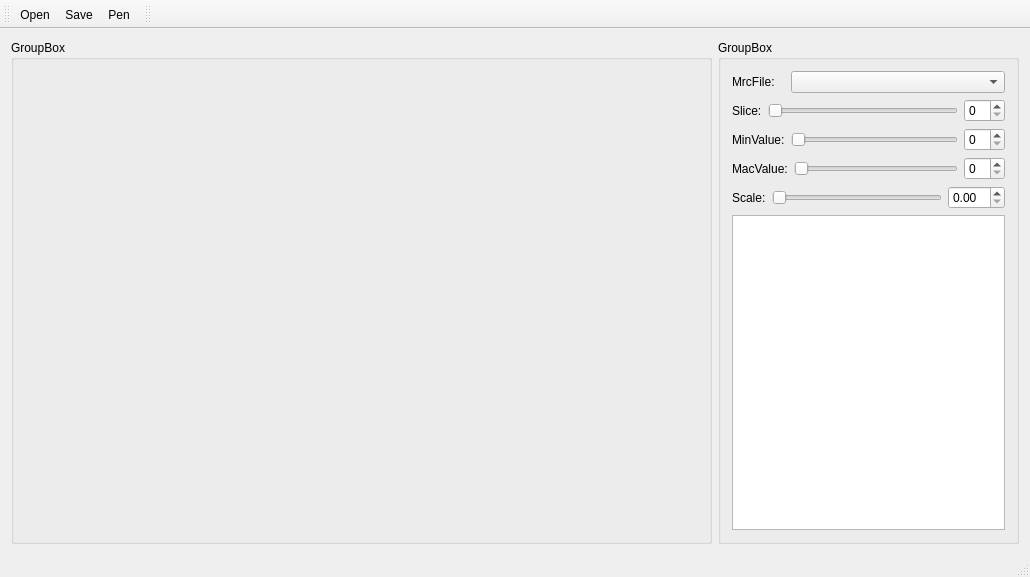
First picture: the form in mainwindow.ui, repository yslib/EMExplorer, before the edit.
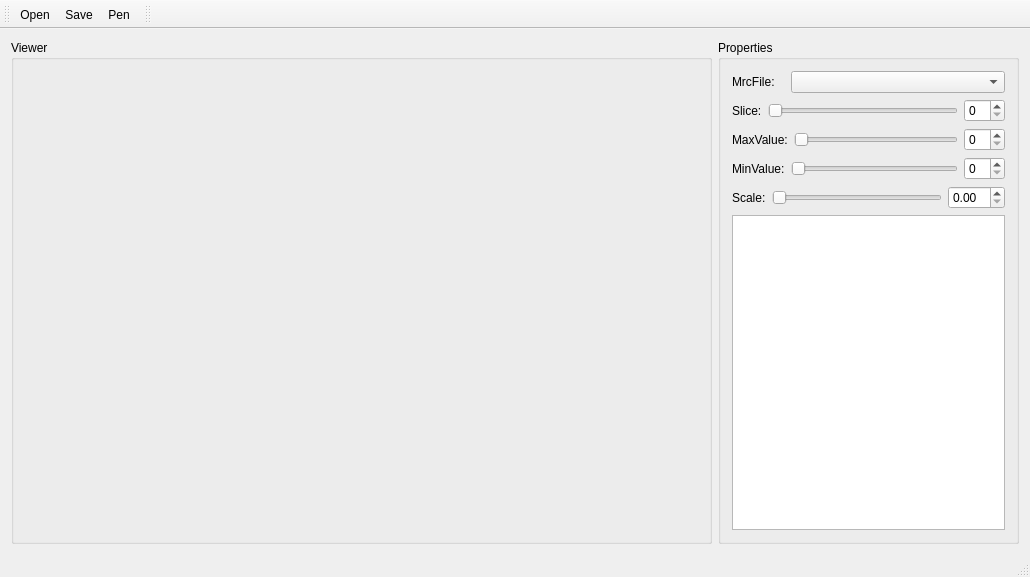
Second picture: the form after the edit.

```diff
--- a/mainwindow.ui
+++ b/mainwindow.ui
@@ -10,6 +10,12 @@
     <height>577</height>
    </rect>
   </property>
+  <property name="sizePolicy">
+   <sizepolicy hsizetype="Preferred" vsizetype="Preferred">
+    <horstretch>0</horstretch>
+    <verstretch>0</verstretch>
+   </sizepolicy>
+  </property>
   <property name="windowTitle">
    <string>MainWindow</string>
   </property>
@@ -18,16 +24,19 @@
     <item row="0" column="0">
      <layout class="QHBoxLayout" name="horizontalLayout" stretch="7,3">
       <item>
-       <widget class="QGroupBox" name="groupBox">
+       <widget class="QGroupBox" name="leftGroupBox">
+        <property name="enabled">
+         <bool>true</bool>
+        </property>
         <property name="title">
-         <string>GroupBox</string>
+         <string>Viewer</string>
         </property>
        </widget>
       </item>
       <item>
        <widget class="QGroupBox" name="groupBox_2">
         <property name="title">
-         <string>GroupBox</string>
+         <string>Properties</string>
         </property>
         <layout class="QGridLayout" name="gridLayout_2">
          <item row="0" column="0">
@@ -72,7 +81,7 @@
              <item>
               <widget class="QLabel" name="label_2">
                <property name="text">
-                <string>MinValue:</string>
+                <string>MaxValue:</string>
                </property>
               </widget>
              </item>
@@ -93,7 +102,7 @@
              <item>
               <widget class="QLabel" name="label_3">
                <property name="text">
-                <string>MacValue:</string>
+                <string>MinValue:</string>
                </property>
               </widget>
              </item>
```
Left out of the diff: 22 changed lines with no effect on the pictures.
